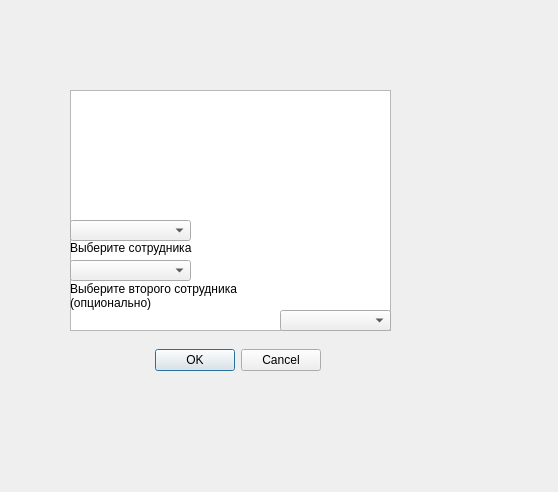
Qt form course/editwork.ui (TFed555/Coursework) before a commit.
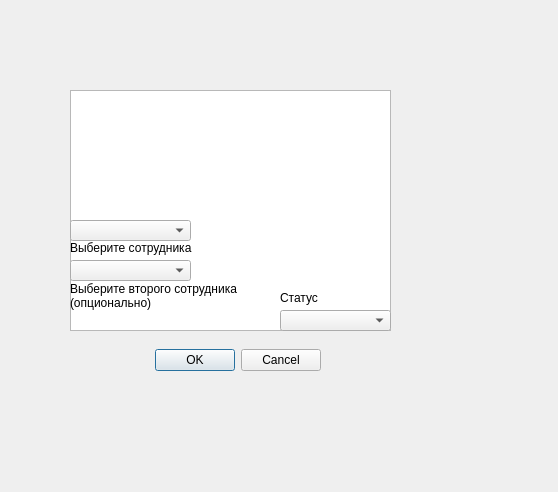
The same form after that commit.

Patch:
```diff
--- a/course/editwork.ui
+++ b/course/editwork.ui
@@ -103,6 +103,19 @@
     <string>Выберите сотрудника</string>
    </property>
   </widget>
+  <widget class="QLabel" name="label_3">
+   <property name="geometry">
+    <rect>
+     <x>280</x>
+     <y>290</y>
+     <width>55</width>
+     <height>16</height>
+    </rect>
+   </property>
+   <property name="text">
+    <string>Статус</string>
+   </property>
+  </widget>
  </widget>
  <resources/>
  <connections/>
```
